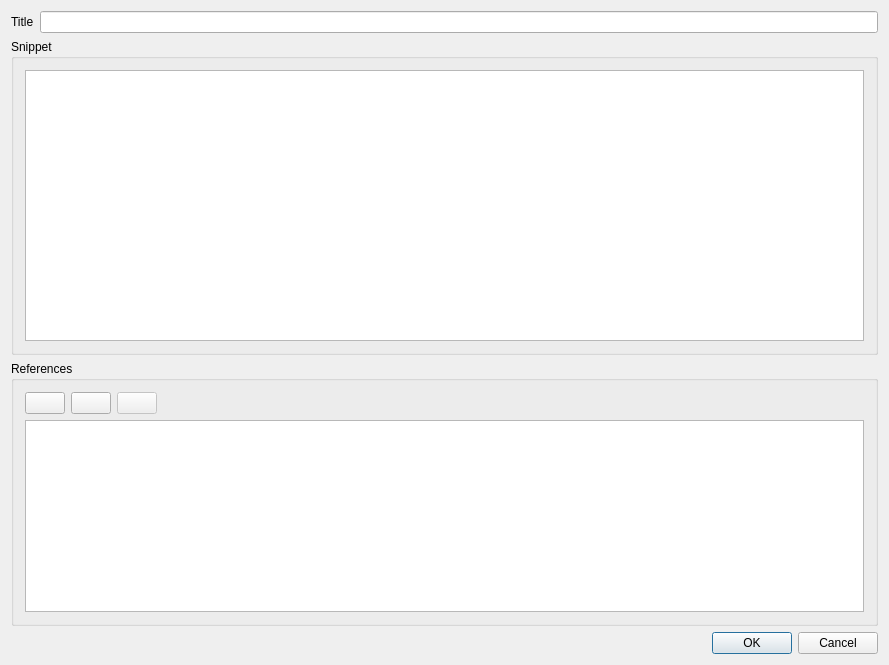
First picture: the form in AddSnippetDlg.ui, repository congchenutd/papernet, before the edit.
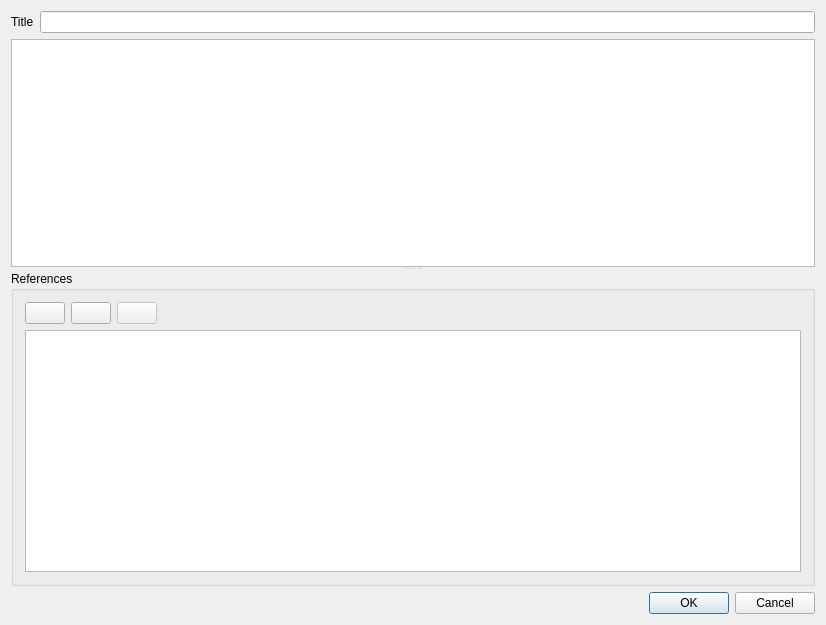
Second picture: the form after the edit. Icons and pictures are not drawn.

Commit message: show snippets of paper

What changed in the file:
```diff
--- a/AddSnippetDlg.ui
+++ b/AddSnippetDlg.ui
@@ -6,8 +6,8 @@
    <rect>
     <x>0</x>
     <y>0</y>
-    <width>889</width>
-    <height>665</height>
+    <width>826</width>
+    <height>625</height>
    </rect>
   </property>
   <property name="windowTitle">
@@ -25,24 +25,11 @@
     <widget class="QLineEdit" name="leTitle"/>
    </item>
    <item row="1" column="0" colspan="2">
-    <widget class="QGroupBox" name="groupBox">
-     <property name="sizePolicy">
-      <sizepolicy hsizetype="Preferred" vsizetype="Expanding">
-       <horstretch>0</horstretch>
-       <verstretch>0</verstretch>
-      </sizepolicy>
+    <widget class="QSplitter" name="splitter">
+     <property name="orientation">
+      <enum>Qt::Vertical</enum>
      </property>
-     <property name="title">
-      <string>Snippet</string>
-     </property>
-     <layout class="QHBoxLayout" name="horizontalLayout">
-      <item>
        <widget class="QPlainTextEdit" name="teContent"/>
-      </item>
-     </layout>
-    </widget>
-   </item>
-   <item row="2" column="0" colspan="2">
     <widget class="QGroupBox" name="groupBox_2">
      <property name="title">
       <string>References</string>
@@ -106,8 +93,9 @@
       </item>
      </layout>
     </widget>
+    </widget>
    </item>
-   <item row="3" column="1">
+   <item row="2" column="1">
     <widget class="QDialogButtonBox" name="buttonBox">
      <property name="standardButtons">
       <set>QDialogButtonBox::Cancel|QDialogButtonBox::Ok</set>
```
Lines whose indentation alone changed are shown as unchanged. The commit also changes 20 other files.
